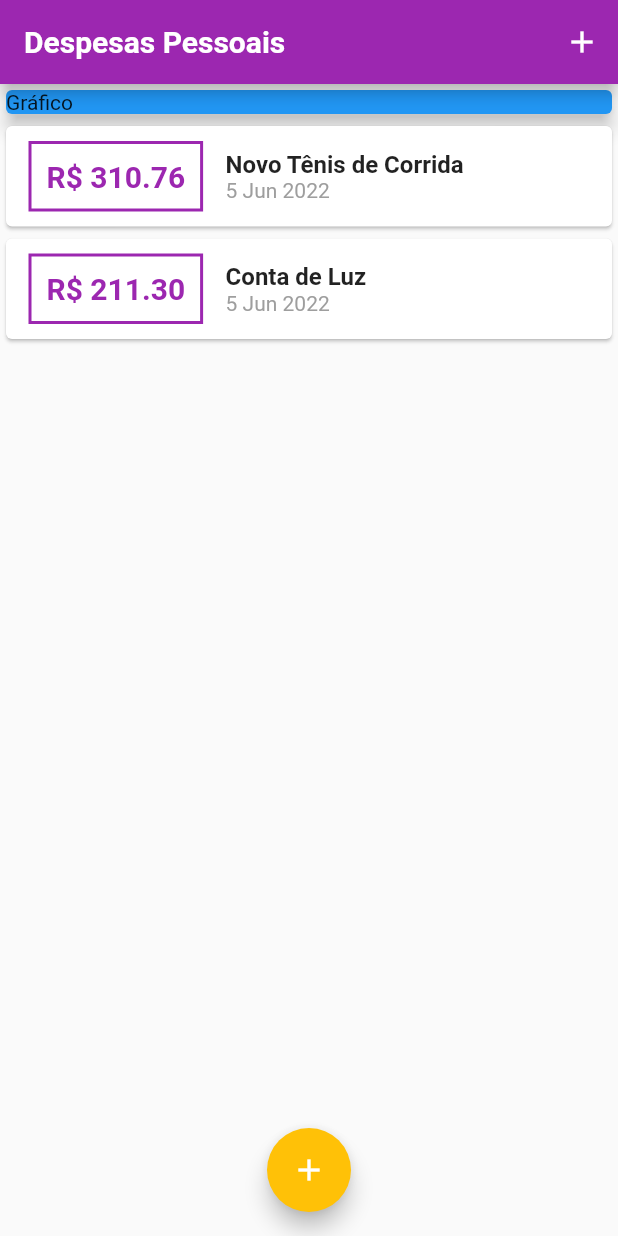
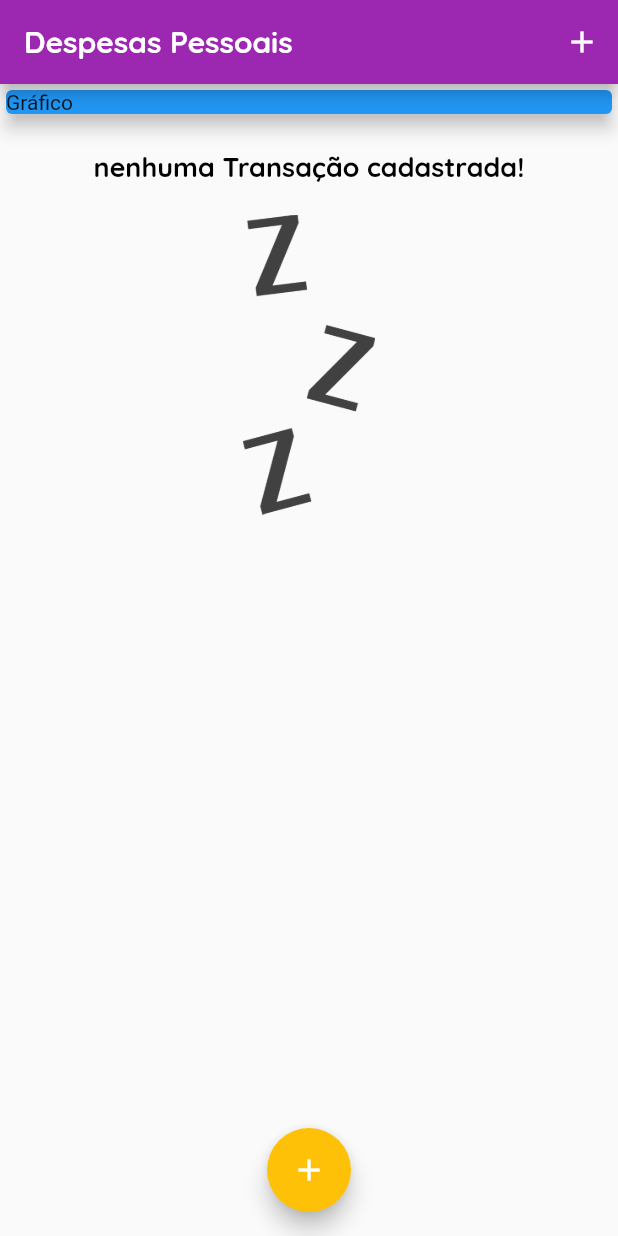
Before and after one commit to EuNetu/Despesas_Flutter, a Flutter app: the screen it shows after launch, on a phone screen of 412 x 824 dp. Run offline on Flutter 3.47's test engine with Material 2 defaults, Android fonts, the phone set to English and light mode, and no system bars.

Commit message:
update app theme

```diff
--- a/expenses/lib/components/transaction_List.dart
+++ b/expenses/lib/components/transaction_List.dart
@@ -11,7 +11,25 @@ class TransactionList extends StatelessWidget {
   Widget build(BuildContext context) {
     return Container(
       height: 320,
-      child: ListView.builder(
+      child: transactions.isEmpty
+          ? Column(
+              children: [
+                SizedBox(height: 20),
+                Text(
+                  "nenhuma Transação cadastrada!",
+                  style: Theme.of(context).textTheme.headline6,
+                ),
+                SizedBox(height: 20),
+                Container(
+                  height: 200,
+                  child: Image.asset(
+                    'assets/imgs/waiting.png',
+                    fit: BoxFit.cover,
+                  ),
+                )
+              ],
+            )
+          : ListView.builder(
               itemCount: transactions.length,
               itemBuilder: (ctx, index) {
                 final tr = transactions[index];
@@ -19,7 +37,8 @@ class TransactionList extends StatelessWidget {
                   child: Row(
                     children: [
                       Container(
-                  margin: EdgeInsets.symmetric(horizontal: 15, vertical: 10),
+                        margin:
+                            EdgeInsets.symmetric(horizontal: 15, vertical: 10),
                         decoration: BoxDecoration(
                             border: Border.all(
                           color: Theme.of(context).colorScheme.primary,
@@ -39,8 +58,7 @@ class TransactionList extends StatelessWidget {
                         children: [
                           Text(
                             tr.title,
-                      style:
-                          TextStyle(fontWeight: FontWeight.bold, fontSize: 16),
+                            style: Theme.of(context).textTheme.headline6,
                           ),
                           Text(
                             DateFormat('d MMM y').format(tr.date),
--- a/expenses/lib/main.dart
+++ b/expenses/lib/main.dart
@@ -1,8 +1,8 @@
 import 'package:flutter/material.dart';
- import 'dart:math';
- import './components/transaction_form.dart';
- import './components/transaction_list.dart';
- import 'models/transaction.dart';
+import 'dart:math';
+import './components/transaction_form.dart';
+import './components/transaction_list.dart';
+import 'models/transaction.dart';
 
  main() => runApp(ExpensesApp());
 
@@ -20,7 +20,7 @@ import 'package:flutter/material.dart';
         ),
         textTheme: tema.textTheme.copyWith(
           headline6: TextStyle(
-            fontFamily: 'OpenSans',
+            fontFamily: 'Quicksand',
             fontSize: 18,
             fontWeight: FontWeight.bold,
             color: Colors.black,
@@ -28,7 +28,7 @@ import 'package:flutter/material.dart';
         ),
         appBarTheme: AppBarTheme(
           titleTextStyle: TextStyle(
-            fontFamily: 'OpenSans',
+            fontFamily: 'Quicksand',
             fontSize: 20,
             fontWeight: FontWeight.bold,
           ),
@@ -44,19 +44,19 @@ import 'package:flutter/material.dart';
  }
 
  class _MyHomePageState extends State<MyHomePage> {
-  final _transactions = [
-    Transaction(
-      id: 't1',
-      title: 'Novo Tênis de Corrida',
-      value: 310.76,
-      date: DateTime.now(),
-    ),
-    Transaction(
-      id: 't2',
-      title: 'Conta de Luz',
-      value: 211.30,
-      date: DateTime.now(),
-    ),
+  final List<Transaction> _transactions = [
+    // Transaction(
+    //   id: 't1',
+    //   title: 'Novo Tênis de Corrida',
+    //   value: 310.76,
+    //   date: DateTime.now(),
+    // ),
+    // Transaction(
+    //   id: 't2',
+    //   title: 'Conta de Luz',
+    //   value: 211.30,
+    //   date: DateTime.now(),
+    // ),
   ];
 
   _addTransaction(String title, double value) {
```
Also changed, not shown: expenses/pubspec.yaml (+13 -8 lines), expenses/assets/fonts/OpenSans-Bold.ttf (added), expenses/assets/fonts/OpenSans-Regular.ttf (added), expenses/assets/fonts/Quicksand-Bold.ttf (added), expenses/assets/fonts/Quicksand-Light.ttf (added), expenses/assets/fonts/Quicksand-Medium.ttf (added), expenses/assets/fonts/Quicksand-Regular.ttf (added), expenses/assets/imgs/waiting.png (added), expenses/lib/components/chart.dart (added). Lines whose indentation alone changed are shown as unchanged.
